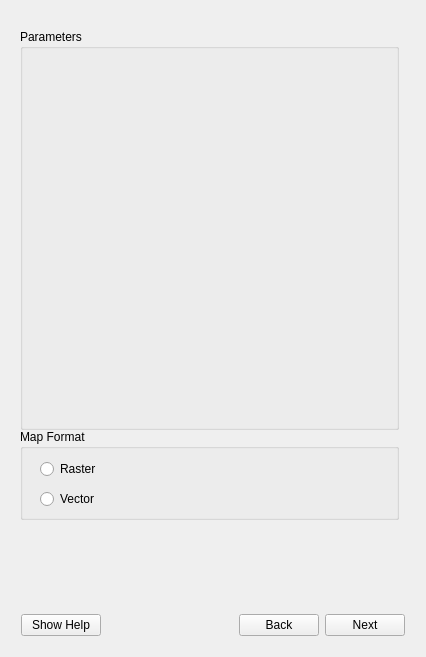
This is geosys/ui/templates/geosys_dockwidget_base.ui in earthdaily/qgis-plugin as Qt 5 draws it before an edit. The edited form follows.
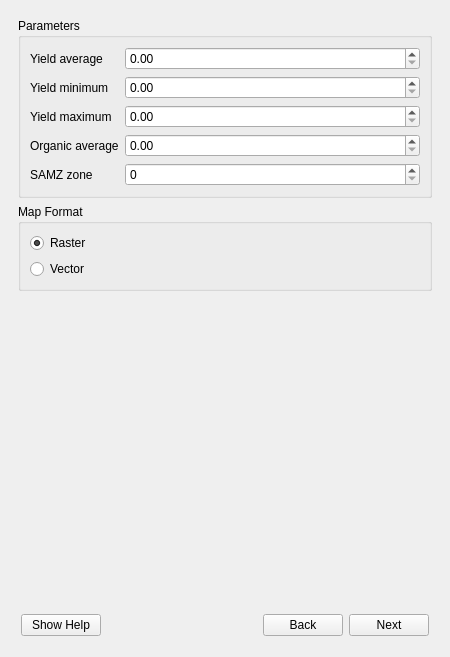
This is the edited form. The open tabs and pages were chosen to show the change.

```diff
--- a/geosys/ui/templates/geosys_dockwidget_base.ui
+++ b/geosys/ui/templates/geosys_dockwidget_base.ui
@@ -6,14 +6,14 @@
    <rect>
     <x>0</x>
     <y>0</y>
-    <width>426</width>
+    <width>450</width>
     <height>657</height>
    </rect>
   </property>
   <property name="minimumSize">
    <size>
-    <width>426</width>
-    <height>452</height>
+    <width>450</width>
+    <height>474</height>
    </size>
   </property>
   <property name="windowTitle">
@@ -268,58 +268,153 @@
          </widget>
         </widget>
         <widget class="QWidget" name="map_creation_page">
+         <layout class="QVBoxLayout" name="verticalLayout_4">
+          <item>
+           <widget class="QGroupBox" name="parameters_group">
+            <property name="title">
+             <string>Parameters</string>
+            </property>
+            <layout class="QFormLayout" name="formLayout">
+             <item row="0" column="1">
+              <widget class="QDoubleSpinBox" name="yield_average_form">
+               <property name="sizePolicy">
+                <sizepolicy hsizetype="Preferred" vsizetype="Fixed">
+                 <horstretch>0</horstretch>
+                 <verstretch>0</verstretch>
+                </sizepolicy>
+               </property>
+              </widget>
+             </item>
+             <item row="1" column="0">
+              <widget class="QLabel" name="yield_minimum_label">
+               <property name="minimumSize">
+                <size>
+                 <width>0</width>
+                 <height>0</height>
+                </size>
+               </property>
+               <property name="text">
+                <string>Yield minimum</string>
+               </property>
+              </widget>
+             </item>
+             <item row="1" column="1">
+              <widget class="QDoubleSpinBox" name="yield_minimum_form">
+               <property name="sizePolicy">
+                <sizepolicy hsizetype="Preferred" vsizetype="Fixed">
+                 <horstretch>0</horstretch>
+                 <verstretch>0</verstretch>
+                </sizepolicy>
+               </property>
+              </widget>
+             </item>
+             <item row="2" column="0">
+              <widget class="QLabel" name="yield_maximum_label">
+               <property name="text">
+                <string>Yield maximum</string>
+               </property>
+              </widget>
+             </item>
+             <item row="2" column="1">
+              <widget class="QDoubleSpinBox" name="yield_maximum_form">
+               <property name="sizePolicy">
+                <sizepolicy hsizetype="Preferred" vsizetype="Fixed">
+                 <horstretch>0</horstretch>
+                 <verstretch>0</verstretch>
+                </sizepolicy>
+               </property>
+              </widget>
+             </item>
+             <item row="3" column="0">
+              <widget class="QLabel" name="organic_average_label">
+               <property name="text">
+                <string>Organic average</string>
+               </property>
+              </widget>
+             </item>
+             <item row="3" column="1">
+              <widget class="QDoubleSpinBox" name="organic_average_form">
+               <property name="sizePolicy">
+                <sizepolicy hsizetype="Preferred" vsizetype="Fixed">
+                 <horstretch>0</horstretch>
+                 <verstretch>0</verstretch>
+                </sizepolicy>
+               </property>
+              </widget>
+             </item>
+             <item row="4" column="0">
+              <widget class="QLabel" name="samz_zone_label">
+               <property name="text">
+                <string>SAMZ zone</string>
+               </property>
+              </widget>
+             </item>
+             <item row="4" column="1">
+              <widget class="QSpinBox" name="samz_zone_form">
+               <property name="sizePolicy">
+                <sizepolicy hsizetype="Preferred" vsizetype="Fixed">
+                 <horstretch>0</horstretch>
+                 <verstretch>0</verstretch>
+                </sizepolicy>
+               </property>
+              </widget>
+             </item>
+             <item row="0" column="0">
+              <widget class="QLabel" name="yield_average_label">
+               <property name="minimumSize">
+                <size>
+                 <width>0</width>
+                 <height>0</height>
+                </size>
+               </property>
+               <property name="text">
+                <string>Yield average</string>
+               </property>
+              </widget>
+             </item>
+            </layout>
+           </widget>
+          </item>
+          <item>
          <widget class="QGroupBox" name="map_format_group">
-          <property name="geometry">
-           <rect>
-            <x>11</x>
-            <y>420</y>
-            <width>379</width>
-            <height>91</height>
-           </rect>
-          </property>
           <property name="title">
            <string>Map Format</string>
           </property>
+            <layout class="QVBoxLayout" name="verticalLayout_6">
+             <item>
           <widget class="QRadioButton" name="raster_radio_button">
-           <property name="geometry">
-            <rect>
-             <x>20</x>
-             <y>30</y>
-             <width>97</width>
-             <height>20</height>
-            </rect>
-           </property>
            <property name="text">
             <string>Raster</string>
            </property>
-          </widget>
+               <property name="checked">
+                <bool>true</bool>
+               </property>
+              </widget>
+             </item>
+             <item>
           <widget class="QRadioButton" name="vecto_radio_button">
-           <property name="geometry">
-            <rect>
-             <x>20</x>
-             <y>60</y>
-             <width>97</width>
-             <height>20</height>
-            </rect>
-           </property>
            <property name="text">
             <string>Vector</string>
            </property>
           </widget>
-         </widget>
-         <widget class="QGroupBox" name="parameters_group">
-          <property name="geometry">
-           <rect>
-            <x>11</x>
-            <y>20</y>
-            <width>379</width>
-            <height>401</height>
-           </rect>
-          </property>
-          <property name="title">
-           <string>Parameters</string>
-          </property>
-         </widget>
+             </item>
+            </layout>
+           </widget>
+          </item>
+          <item>
+           <spacer name="verticalSpacer_2">
+            <property name="orientation">
+             <enum>Qt::Vertical</enum>
+            </property>
+            <property name="sizeHint" stdset="0">
+             <size>
+              <width>20</width>
+              <height>40</height>
+             </size>
+            </property>
+           </spacer>
+          </item>
+         </layout>
         </widget>
        </widget>
       </item>
```
Left out of the diff: 207 changed lines with no effect on the pictures. Lines whose indentation alone changed are shown as unchanged.
